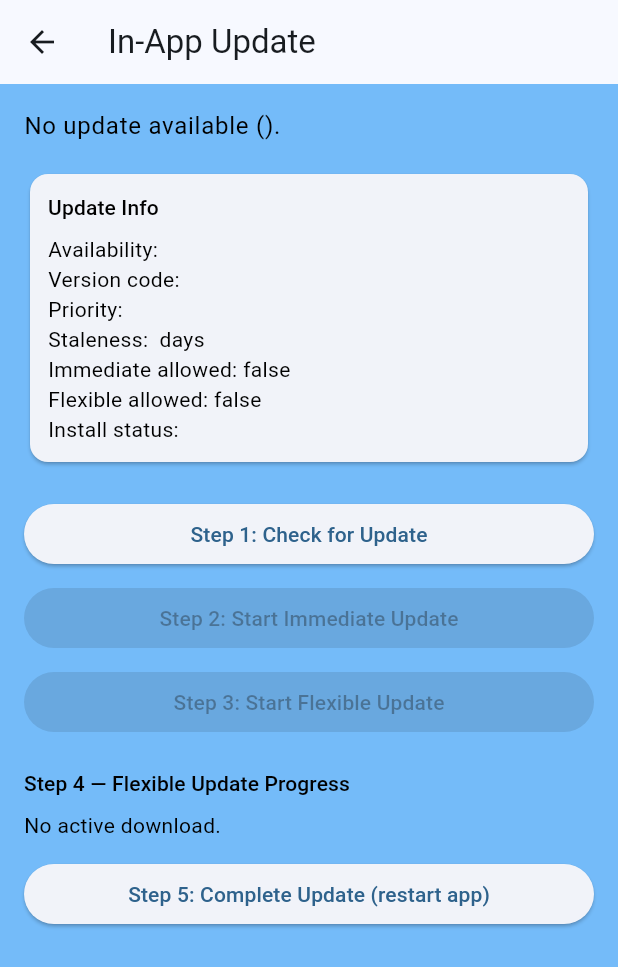
After one commit to JuanJoboy/FoodFiles, a Flutter app: the AndroidUpdate screen opened directly, after a tap on "Step 1: Check for Update", on a phone screen of 412 x 824 dp. The commit adds this screen. Shown: the top 967 px of the screen. Run offline on Flutter 3.47's test engine with Material 3 defaults, Android fonts, the phone set to English and light mode, and no system bars; our stand-ins replace camera, carousel_slider, geolocator, google_fonts, permission_handler, shared_preferences; missing offline and left inert: in_app_update_flutter, mapbox_maps_flutter, mapbox_search, sunrise_sunset_api; accounts and stored records are empty.

Commit message:
Finished refactoring all the code

```diff
--- /dev/null
+++ b/Frontend/food_files_app/lib/app_updater.dart
@@ -0,0 +1,353 @@
+import 'package:flutter/material.dart';
+import 'package:in_app_update_flutter/in_app_update_flutter.dart';
+
+/// iOS: Shows the App Store product page overlay via StoreKit.
+///
+/// On iOS there is no "check for update" API — you simply present the
+/// App Store page and let the user decide.
+class IosUpdate extends StatelessWidget
+{
+	const IosUpdate({super.key});
+
+	@override
+	Widget build(BuildContext context)
+	{
+		return Scaffold
+		(
+			appBar: AppBar(title: const Text('In-App Update')),
+			body: Center(
+				child: ElevatedButton
+				(
+					onPressed: () async
+					{
+						try
+						{
+							//TODO: Replace with the app's actual numeric App Store ID.
+							await InAppUpdateFlutter().showUpdateForIos(appStoreId: '544007664');
+						}
+						catch (e)
+						{
+							if (context.mounted)
+							{
+								ScaffoldMessenger.of(context).showSnackBar(SnackBar(content: Text('Error: $e')));
+							}
+						}
+					},
+					child: const Text('Show App Store Update'),
+				),
+			),
+		);
+	}
+}
+
+/// Android: Demonstrates the full Play Core In-App Updates flow.
+///
+/// The recommended flow is:
+///
+/// 1. **Check** — Call [checkUpdateAndroid] to query Play Core for update info.
+/// 2. **Decide** — Inspect [AppUpdateInfoAndroid] to determine if an update is
+///    available, what types are allowed, and whether priority/staleness warrant
+///    prompting the user.
+/// 3. **Start** — Call [startImmediateUpdateAndroid] or [startFlexibleUpdateAndroid]
+///    based on the update info.
+/// 4. **Monitor** (flexible only) — Listen to [installStateStreamAndroid] for
+///    download progress.
+/// 5. **Complete** (flexible only) — Call [completeUpdateAndroid] once the
+///    download reaches [InstallStatusAndroid.downloaded] to trigger an app restart.
+class AndroidUpdate extends StatefulWidget
+{
+	const AndroidUpdate({super.key});
+
+	@override
+	State<AndroidUpdate> createState() => _AndroidUpdateState();
+}
+
+class _AndroidUpdateState extends State<AndroidUpdate>
+{
+	final _plugin = InAppUpdateFlutter();
+	AppUpdateInfoAndroid? _updateInfo;
+	String _status = 'Press "Check for Update" to start.';
+
+	// ---------------------------------------------------------------------------
+	// Step 1: Check for update
+	// ---------------------------------------------------------------------------
+
+	/// Always start here. This queries Play Core and returns metadata about the available update (if any). No UI is shown to the user at this point.
+	Future<void> _checkForUpdate() async
+	{
+		setState(() => _status = 'Checking for update...');
+
+		try
+		{
+			final info = await _plugin.checkUpdateAndroid();
+			setState(()
+			{
+				_updateInfo = info;
+				_status = info.updateAvailability == UpdateAvailabilityAndroid.updateAvailable
+						? 'Update available! Choose an update type below.'
+						: 'No update available (${info.updateAvailability.name}).';
+			});
+		}
+		catch (e)
+		{
+			setState(()
+			{
+				_updateInfo = null;
+				_status = 'Check failed: $e';
+			});
+		}
+	}
+
+	// ---------------------------------------------------------------------------
+	// Step 2 & 3: Start the update (only after checking)
+	// ---------------------------------------------------------------------------
+
+	/// Immediate update: full-screen, blocking UI managed by Google Play.
+	/// The user must accept or cancel. The app restarts automatically on success.
+	Future<void> _startImmediateUpdate() async
+	{
+		setState(() => _status = 'Starting immediate update...');
+
+		try
+		{
+			final result = await _plugin.startImmediateUpdateAndroid();
+			setState(() => _status = 'Immediate update result: ${result.name}');
+		}
+		catch (e)
+		{
+			setState(() => _status = 'Immediate update error: $e');
+		}
+	}
+
+	/// Flexible update: downloads in the background while the user keeps using
+	/// the app. You must listen to [installStateStreamAndroid] and call
+	/// [completeUpdateAndroid] when the download finishes.
+	Future<void> _startFlexibleUpdate() async
+	{
+		setState(() => _status = 'Starting flexible update...');
+
+		try
+		{
+			final result = await _plugin.startFlexibleUpdateAndroid();
+			setState(() => _status = result == UpdateResultAndroid.success
+				? 'Flexible update started — monitor progress below.'
+				: 'Flexible update result: ${result.name}');
+		}
+		catch (e)
+		{
+			setState(() => _status = 'Flexible update error: $e');
+		}
+	}
+
+	// ---------------------------------------------------------------------------
+	// Step 4 & 5: Complete a flexible update after download
+	// ---------------------------------------------------------------------------
+
+	/// Call this only after [installStateStreamAndroid] reports
+	/// [InstallStatusAndroid.downloaded]. This triggers an app restart to
+	/// install the update.
+	Future<void> _completeUpdate() async
+	{
+		setState(() => _status = 'Completing update — app will restart...');
+		try
+		{
+			await _plugin.completeUpdateAndroid();
+		}
+		catch (e)
+		{
+			setState(() => _status = 'Complete update error: $e');
+		}
+	}
+
+	// ---------------------------------------------------------------------------
+	// UI
+	// ---------------------------------------------------------------------------
+
+	@override
+	Widget build(BuildContext context)
+	{
+		final hasChecked = _updateInfo != null;
+		final isUpdateAvailable = _updateInfo?.updateAvailability == UpdateAvailabilityAndroid.updateAvailable;
+
+		return Scaffold
+		(
+			appBar: AppBar(title: const Text('In-App Update')),
+			body: ListView
+			(
+				padding: const EdgeInsets.all(16),
+				children:
+				[
+					// Status
+					Text(_status, style: Theme.of(context).textTheme.bodyLarge),
+					const SizedBox(height: 16),
+
+					// Update info (shown after check)
+					if (hasChecked)
+						...[
+							_InfoCard(info: _updateInfo!),
+							const SizedBox(height: 16),
+						],
+
+					// Step 1: Check
+					_StepButton
+					(
+						step: 1,
+						label: 'Check for Update',
+						onPressed: _checkForUpdate,
+					),
+
+					// Step 2: Immediate (enabled only if update is available & allowed)
+					_StepButton
+					(
+						step: 2,
+						label: 'Start Immediate Update',
+						onPressed: isUpdateAvailable && (_updateInfo?.isImmediateUpdateAllowed ?? false)
+							? _startImmediateUpdate
+							: null,
+					),
+
+					// Step 3: Flexible (enabled only if update is available & allowed)
+					_StepButton
+					(
+						step: 3,
+						label: 'Start Flexible Update',
+						onPressed: isUpdateAvailable && (_updateInfo?.isFlexibleUpdateAllowed ?? false)
+							? _startFlexibleUpdate
+							: null,
+					),
+
+					// Step 4: Monitor flexible progress
+					const SizedBox(height: 16),
+					Text
+					(
+						'Step 4 — Flexible Update Progress',
+						style: Theme.of(context).textTheme.titleSmall,
+					),
+					const SizedBox(height: 8),
+					_FlexibleProgressWidget(plugin: _plugin),
+
+					// Step 5: Complete
+					const SizedBox(height: 8),
+					_StepButton
+					(
+						step: 5,
+						label: 'Complete Update (restart app)',
+						onPressed: _completeUpdate,
+					),
+				],
+			),
+		);
+	}
+}
+
+// =============================================================================
+// Helper widgets
+// =============================================================================
+
+class _StepButton extends StatelessWidget
+{
+	const _StepButton({required this.step,required this.label,required this.onPressed});
+
+	final int step;
+	final String label;
+	final VoidCallback? onPressed;
+
+	@override
+	Widget build(BuildContext context)
+	{
+		return Padding
+		(
+			padding: const EdgeInsets.symmetric(vertical: 4),
+			child: ElevatedButton
+			(
+				onPressed: onPressed,
+				child: Text('Step $step: $label'),
+			),
+		);
+	}
+}
+
+class _InfoCard extends StatelessWidget
+{
+	const _InfoCard({required this.info});
+
+	final AppUpdateInfoAndroid info;
+
+	@override
+	Widget build(BuildContext context)
+	{
+		return Card
+		(
+			child: Padding
+			(
+				padding: const EdgeInsets.all(12),
+				child: Column
+				(
+					crossAxisAlignment: CrossAxisAlignment.start,
+					children:
+					[
+						Text('Update Info', style: Theme.of(context).textTheme.titleSmall),
+						const SizedBox(height: 8),
+						Text('Availability: ${info.updateAvailability.name}'),
+						Text('Version code: ${info.availableVersionCode ?? "N/A"}'),
+						Text('Priority: ${info.updatePriority}'),
+						Text('Staleness: ${info.clientVersionStalenessDays ?? "N/A"} days'),
+						Text('Immediate allowed: ${info.isImmediateUpdateAllowed}'),
+						Text('Flexible allowed: ${info.isFlexibleUpdateAllowed}'),
+						Text('Install status: ${info.installStatus.name}'),
+					],
+				),
+			),
+		);
+	}
+}
+
+class _FlexibleProgressWidget extends StatelessWidget
+{
+	const _FlexibleProgressWidget({required this.plugin});
+
+	final InAppUpdateFlutter plugin;
+
+	@override
+	Widget build(BuildContext context)
+	{
+		return StreamBuilder<InstallStateAndroid>
+		(
+			stream: plugin.installStateStreamAndroid,
+			builder: (context, snapshot)
+			{
+				if (!snapshot.hasData)
+				{
+					return const Text('No active download.');
+				}
+
+				final state = snapshot.data!;
+				final progress = state.totalBytesToDownload > 0
+					? state.bytesDownloaded / state.totalBytesToDownload
+					: 0.0;
+
+				return Column
+				(
+					crossAxisAlignment: CrossAxisAlignment.start,
+					children:
+					[
+						Text('Status: ${state.status.name}'),
+						const SizedBox(height: 4),
+
+						LinearProgressIndicator(value: progress),
+						const SizedBox(height: 4),
+
+						Text('${state.bytesDownloaded} / ${state.totalBytesToDownload} bytes'),
+
+						if (state.status == InstallStatusAndroid.downloaded)
+							const Padding
+							(
+								padding: EdgeInsets.only(top: 8),
+								child: Text('Download complete — press "Complete Update" to install.', style: TextStyle(fontWeight: FontWeight.bold)),
+							),
+					],
+				);
+			},
+		);
+	}
+}
--- a/Frontend/food_files_app/lib/main_ui/feed/feed.dart
+++ b/Frontend/food_files_app/lib/main_ui/feed/feed.dart
@@ -1,5 +1,5 @@
 import 'dart:io';
-import 'package:food_files_app/main_ui/post/post.dart';
+import 'package:food_files_app/main_ui/post/post_controller.dart';
 import 'package:intl/intl.dart';
 import 'package:carousel_slider/carousel_slider.dart' as custom_carousel;
 import 'package:flutter/material.dart';
--- a/Frontend/food_files_app/lib/main_ui/post/map/map.dart
+++ b/Frontend/food_files_app/lib/main_ui/post/map/map.dart
@@ -153,7 +153,7 @@ class Map extends StatelessWidget
 
 						final lng = tapContext.point.coordinates.lng.toDouble();
 						final lat = tapContext.point.coordinates.lat.toDouble();
-						context.read<MapNotifier>().flyCameraTo(lng, lat, zoom: 18, duration: 1000);
+						context.read<MapNotifier>().flyCameraTo(lng, lat, zoom: 18, duration: 6000);
 
 						context.read<MapNotifier>().getInfoFromTap(lng, lat).then((location) // Since the method isn't async, I use .then() to do the rest of the functionality
 						{
--- a/Frontend/food_files_app/pubspec.yaml
+++ b/Frontend/food_files_app/pubspec.yaml
@@ -43,13 +43,11 @@ dependencies:
   camera: ^0.11.3
   path_provider: ^2.1.5
   path: ^1.9.1
-
-  # The following adds the Cupertino Icons font to your application.
-  # Use with the CupertinoIcons class for iOS style icons.
-  cupertino_icons: ^1.0.8
+  cupertino_icons: ^1.0.8 # The following adds the Cupertino Icons font to your application. Use with the CupertinoIcons class for iOS style icons.
   google_fonts: ^6.3.3
   carousel_slider: ^5.0.0
   shared_preferences: ^2.5.5
+  in_app_update_flutter: ^3.0.0
 
 dev_dependencies:
   flutter_test:
```
Also changed, not shown: Frontend/food_files_app/lib/main.dart (+21 -9 lines), Frontend/food_files_app/lib/main_ui/post/components/post_description.dart (+106 -100 lines), Frontend/food_files_app/lib/main_ui/post/components/post_description_controller.dart (added, +118 -0 lines), Frontend/food_files_app/lib/main_ui/post/post_controller.dart (renamed from Frontend/food_files_app/lib/main_ui/post/post.dart, +0 -16 lines), Frontend/food_files_app/lib/main_ui/profile/profile.dart (+5 -7 lines), 9 other files.
